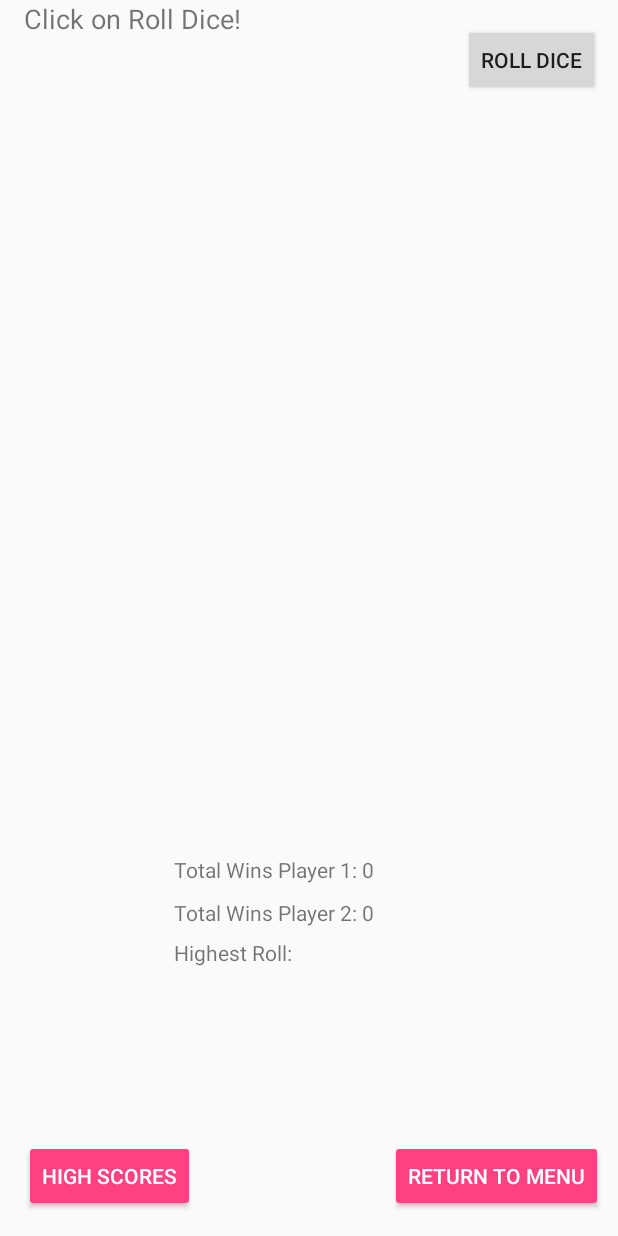
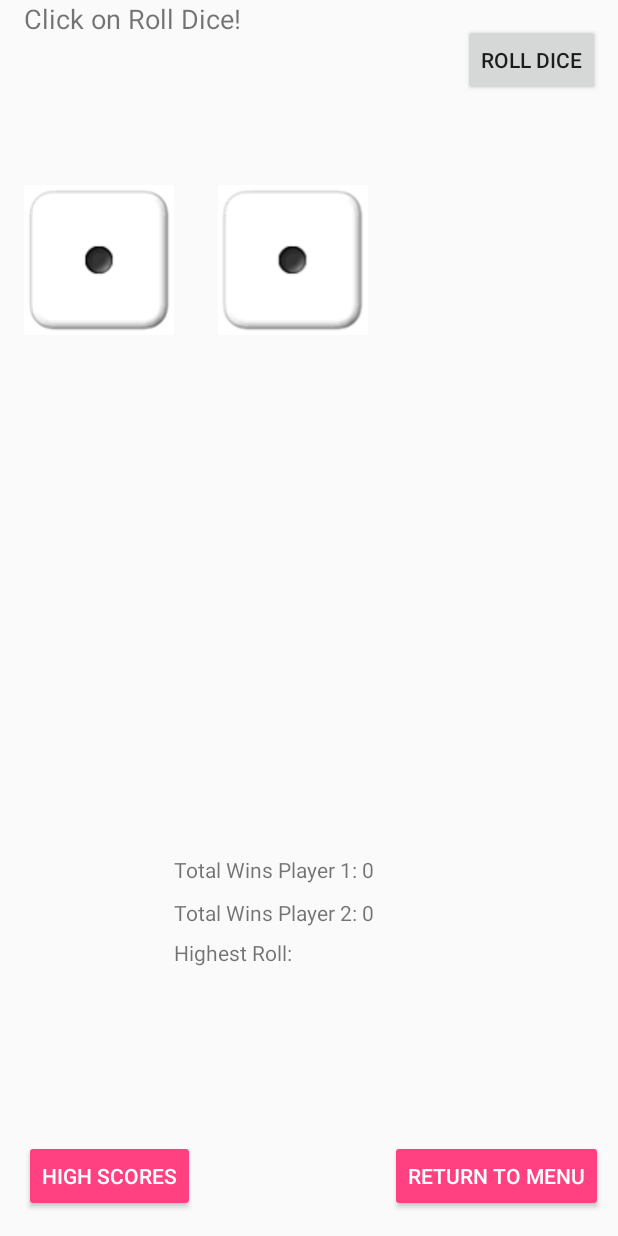
Before and after one commit to RyanBiggs/android-dice-game, an Android app: the GameActivity screen opened directly, with no data from a screen before it, on a phone screen of 412 x 824 dp. Run offline under Robolectric (Android 15) with nearby library versions, the phone set to English and light mode, and no system bars.

Commit message:
Overhauled dice animation, split dice game method in to three methods for clarity, and cleaned up code.

```diff
--- /dev/null
+++ b/DiceGame/app/src/main/res/anim/roll.xml
@@ -0,0 +1,20 @@
+<?xml version="1.0" encoding="utf-8"?>
+<set xmlns:android="http://schemas.android.com/apk/res/android">
+    <rotate
+        android:duration="78"
+        android:fromDegrees="-10"
+        android:toDegrees="10"
+        android:interpolator="@android:anim/linear_interpolator"
+        android:pivotX="50%"
+        android:pivotY="50%"
+        android:repeatCount="5"
+        android:repeatMode="reverse"/>
+
+    <translate
+        android:duration="70"
+        android:fromXDelta="-10"
+        android:toXDelta="10"
+        android:repeatCount="5"
+        android:repeatMode="reverse"
+        android:interpolator="@android:anim/linear_interpolator"/>
+</set>
--- a/DiceGame/app/src/main/res/layout/activity_game.xml
+++ b/DiceGame/app/src/main/res/layout/activity_game.xml
@@ -77,6 +77,7 @@
         android:layout_height="0dp"
         android:layout_alignParentLeft="true"
         android:layout_alignParentTop="true"
+        android:src="@drawable/one"
         android:contentDescription="Dice 1"
         app:layout_constraintRight_toLeftOf="@+id/highScoresTest1"
         tools:layout_constraintTop_creator="1"
@@ -93,6 +94,7 @@
         android:layout_height="100dp"
         android:layout_alignParentLeft="true"
         android:layout_alignParentTop="true"
+        android:src="@drawable/one"
         android:layout_marginEnd="1dp"
         android:layout_marginStart="1dp"
         android:contentDescription="Dice 2"
```
Also changed, not shown: DiceGame/app/src/main/java/com/ryantryanb/coursework2_6048/dicegame/GameActivity.java (+83 -55 lines).
